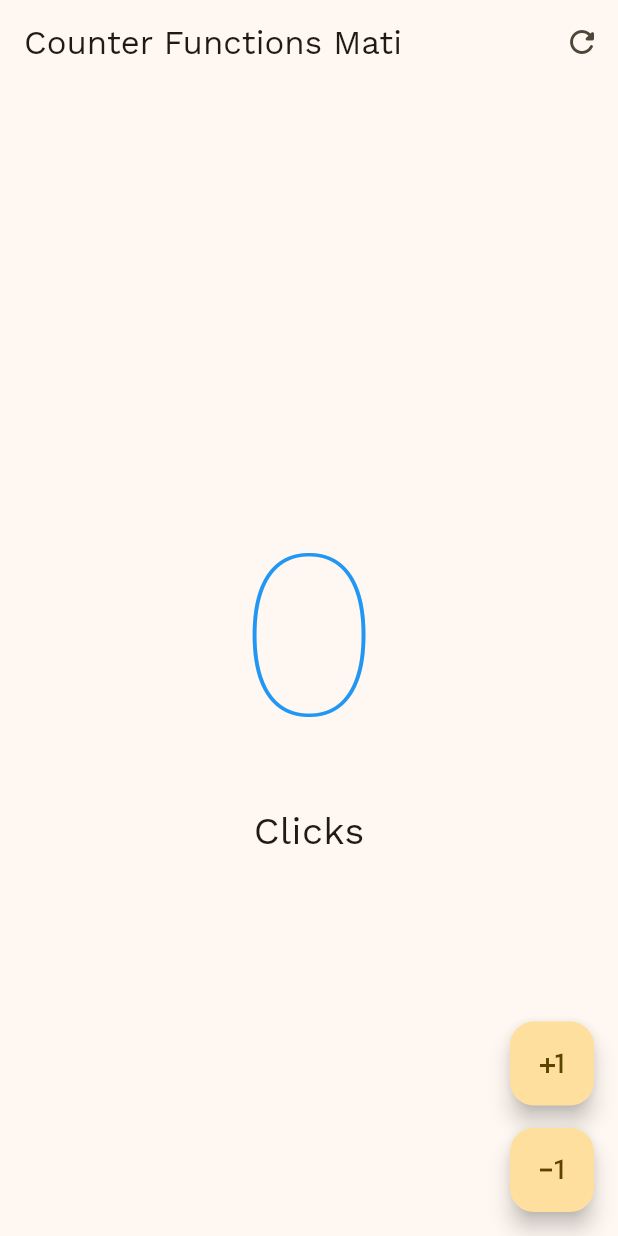
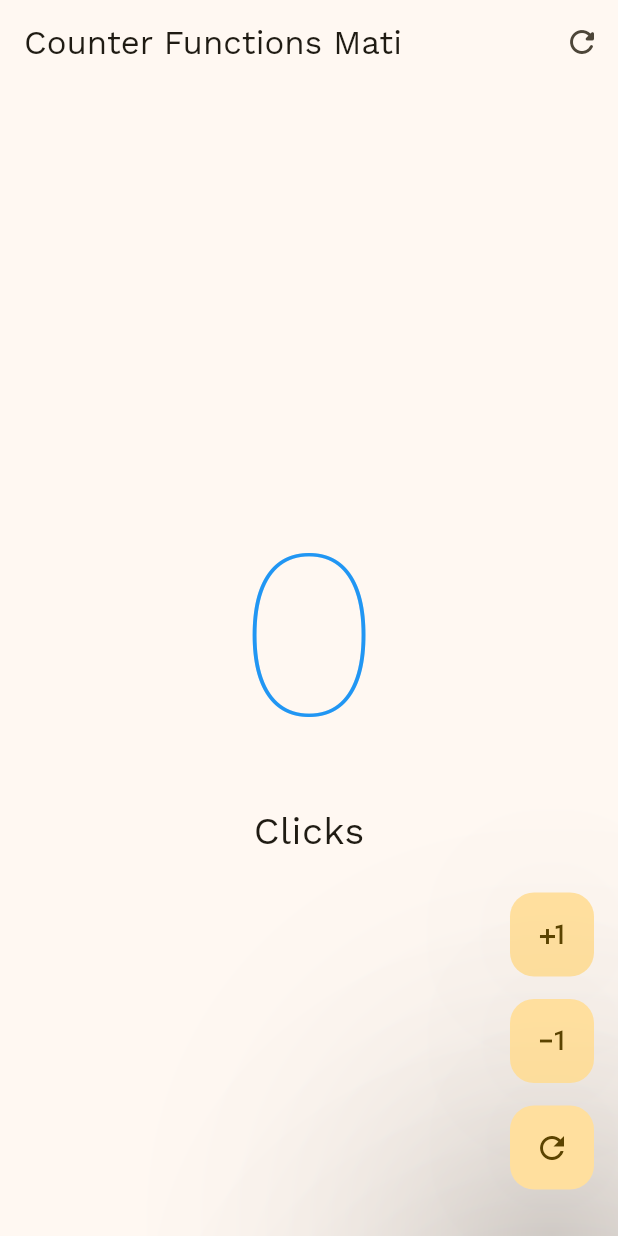
Before and after one commit to EMATIAS230045/Practicas_DMI_230045, a Flutter app: the screen it shows after launch, after a tap on the "plus one" icon, after a tap on the "exposure minus 1" icon, on a phone screen of 412 x 824 dp. Run offline on Flutter 3.47's test engine with Material 3 defaults, Android fonts, the phone set to English and light mode, and no system bars; our stand-ins replace google_fonts.

Commit message:
Practica 02 preluz
Termino de practica 02

```diff
--- a/hello_world_app/lib/Presentation/screens/counters/counter_functions_screen.dart
+++ b/hello_world_app/lib/Presentation/screens/counters/counter_functions_screen.dart
@@ -57,25 +57,76 @@ class _CounterFunctionsScreenState extends State<CounterFunctionsScreen> {
       floatingActionButton: Column(
         mainAxisAlignment: MainAxisAlignment.end,
         children: [
-          FloatingActionButton(
-            onPressed: () {
-              clickCounter++;
-              setState(() {});
-            },
-            child: const Icon(Icons.plus_one),
-          ),
-
+          CustomButtom(icon: Icons.plus_one,
+          onPressed: (){
+            clickCounter ++;
+            setState(() {});
+          }),
+          const SizedBox(height: 15),
+          CustomButtom(icon: Icons.exposure_minus_1_outlined,onPressed: (){
+            clickCounter --;
+            setState(() {});
+          }),
+          const SizedBox(height: 15),
+          CustomButtom(icon: Icons.refresh_outlined,
+          onPressed: (){
+            clickCounter = 0;
+            setState(() {});
+          }),
           const SizedBox(height: 15),
 
-          FloatingActionButton(
-            onPressed: () {
-              clickCounter--;
-              setState(() {});
-            },
-            child: const Icon(Icons.exposure_minus_1_outlined),
-          ),
+          // FloatingActionButton(
+          //   shape: const StadiumBorder(),
+          //   onPressed: () {},
+          //   child: const Icon(Icons.exposure_minus_1_outlined),
+          // ),
+
+          // const SizedBox(height: 15),
+
+          // FloatingActionButton(
+          //   shape: const StadiumBorder(),
+          //   onPressed: () {
+          //     clickCounter = 0;
+          //     setState(() {});
+          //   },
+          //   child: const Icon(Icons.refresh_outlined),
+          // ),
+
         ],
       ),
     );
   }
 }
+
+class CustomButtom extends StatelessWidget {
+  final IconData icon;
+  final VoidCallback? onPressed;
+
+
+
+  const CustomButtom( {
+    super.key,
+    required this.icon,
+    required this.onPressed
+
+
+  });
+
+  @override
+  Widget build(BuildContext context) {
+    return FloatingActionButton(
+      //shape: const StadiumBorder(),
+      enableFeedback: true, //Pone vibracion o sonidos
+      elevation: 100,//
+      onPressed: onPressed,
+      child: Icon(icon),
+    );
+  }
+}
+
+//+
+//clickCounter++;
+//setState(() {});
+//-
+//clickCounter--;
+              //setState(() {});
```
Also changed, not shown: hello_world_app/pubspec.lock, 1 other file.
